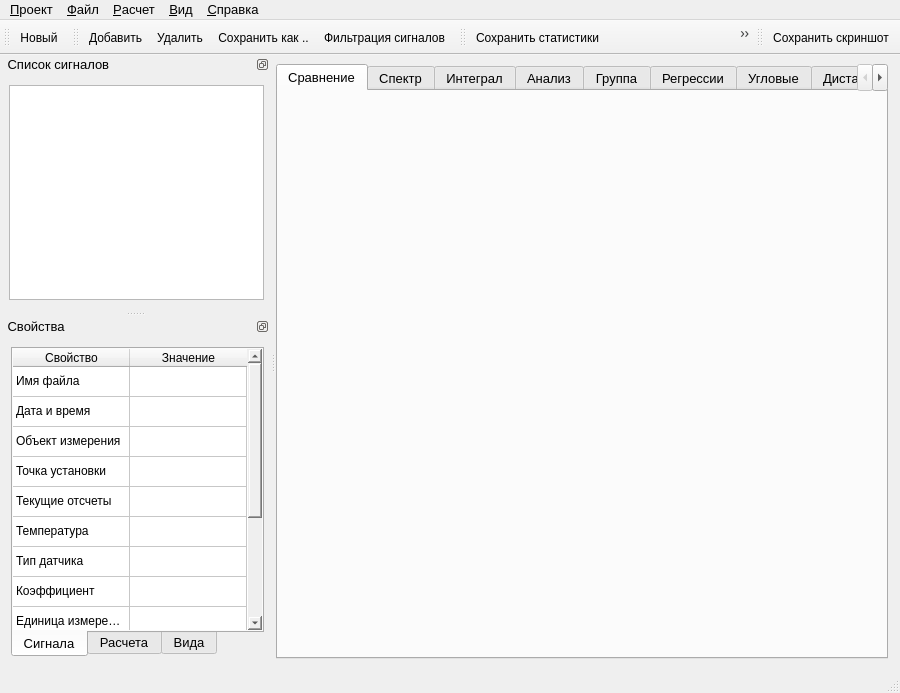
First picture: the form in gui/MainWindow.ui, repository Qinterfly/EvalSig, before the edit.
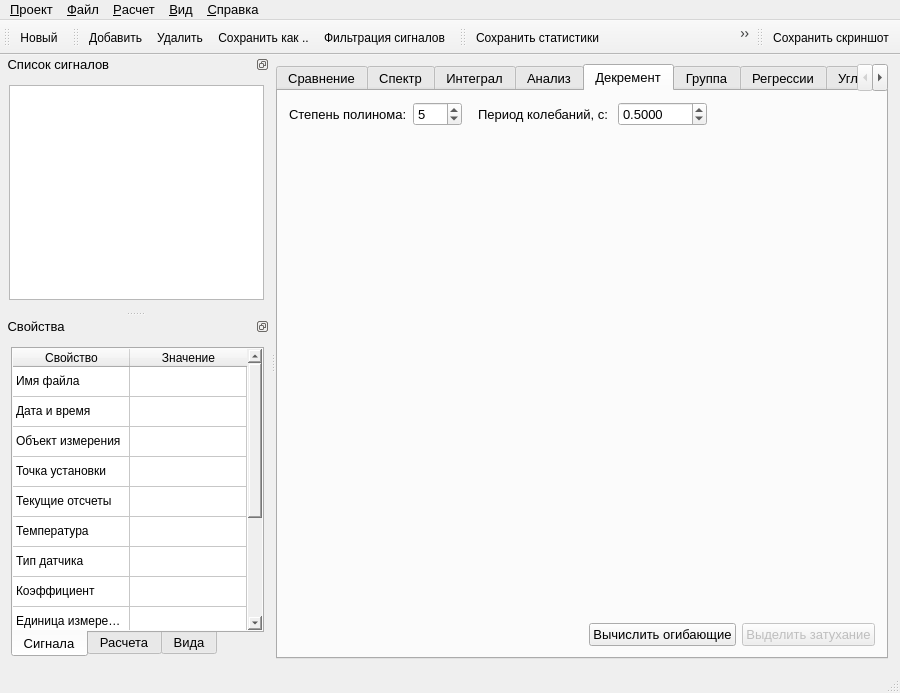
Second picture: the form after the edit. Icons and pictures are not drawn. Custom widgets are drawn as their Qt base class.

```diff
--- a/gui/MainWindow.ui
+++ b/gui/MainWindow.ui
@@ -62,7 +62,7 @@
          </font>
         </property>
         <property name="currentIndex">
-         <number>0</number>
+         <number>4</number>
         </property>
         <widget class="QWidget" name="tabCompare">
          <attribute name="title">
@@ -700,6 +700,139 @@
           </item>
          </layout>
         </widget>
+        <widget class="QWidget" name="tabDecay">
+         <attribute name="title">
+          <string>Декремент</string>
+         </attribute>
+         <layout class="QVBoxLayout" name="verticalLayout_8">
+          <item>
+           <layout class="QHBoxLayout" name="layoutDecayParameters">
+            <item>
+             <widget class="QLabel" name="labelPolynominalDegree">
+              <property name="text">
+               <string>Степень полинома:</string>
+              </property>
+             </widget>
+            </item>
+            <item>
+             <widget class="QSpinBox" name="spinBoxPolynominalDegree">
+              <property name="minimum">
+               <number>1</number>
+              </property>
+              <property name="maximum">
+               <number>100</number>
+              </property>
+              <property name="stepType">
+               <enum>QAbstractSpinBox::AdaptiveDecimalStepType</enum>
+              </property>
+              <property name="value">
+               <number>5</number>
+              </property>
+             </widget>
+            </item>
+            <item>
+             <spacer name="spacePlaceHolder">
+              <property name="orientation">
+               <enum>Qt::Horizontal</enum>
+              </property>
+              <property name="sizeType">
+               <enum>QSizePolicy::Fixed</enum>
+              </property>
+              <property name="sizeHint" stdset="0">
+               <size>
+                <width>10</width>
+                <height>20</height>
+               </size>
+              </property>
+             </spacer>
+            </item>
+            <item>
+             <widget class="QLabel" name="labelOscillationPeriod">
+              <property name="text">
+               <string>Период колебаний, с: </string>
+              </property>
+             </widget>
+            </item>
+            <item>
+             <widget class="QDoubleSpinBox" name="spinBoxOscillationPeriod">
+              <property name="decimals">
+               <number>4</number>
+              </property>
+              <property name="minimum">
+               <double>0.000100000000000</double>
+              </property>
+              <property name="maximum">
+               <double>1000.000000000000000</double>
+              </property>
+              <property name="stepType">
+               <enum>QAbstractSpinBox::AdaptiveDecimalStepType</enum>
+              </property>
+              <property name="value">
+               <double>0.500000000000000</double>
+              </property>
+             </widget>
+            </item>
+            <item>
+             <spacer name="spacerDecayParameters">
+              <property name="orientation">
+               <enum>Qt::Horizontal</enum>
+              </property>
+              <property name="sizeHint" stdset="0">
+               <size>
+                <width>40</width>
+                <height>20</height>
+               </size>
+              </property>
+             </spacer>
+            </item>
+           </layout>
+          </item>
+          <item>
+           <widget class="QCustomPlotZoom" name="decayPlot" native="true">
+            <property name="sizePolicy">
+             <sizepolicy hsizetype="Expanding" vsizetype="Expanding">
+              <horstretch>0</horstretch>
+              <verstretch>0</verstretch>
+             </sizepolicy>
+            </property>
+           </widget>
+          </item>
+          <item>
+           <layout class="QHBoxLayout" name="layoutDetectDecay">
+            <item>
+             <spacer name="spacerDetectDecay">
+              <property name="orientation">
+               <enum>Qt::Horizontal</enum>
+              </property>
+              <property name="sizeHint" stdset="0">
+               <size>
+                <width>40</width>
+                <height>20</height>
+               </size>
+              </property>
+             </spacer>
+            </item>
+            <item>
+             <widget class="QPushButton" name="pushButtonCalculateEnvelope">
+              <property name="text">
+               <string>Вычислить огибающие</string>
+              </property>
+             </widget>
+            </item>
+            <item>
+             <widget class="QPushButton" name="pushButtonDetectDecay">
+              <property name="enabled">
+               <bool>false</bool>
+              </property>
+              <property name="text">
+               <string>Выделить затухание</string>
+              </property>
+             </widget>
+            </item>
+           </layout>
+          </item>
+         </layout>
+        </widget>
         <widget class="QWidget" name="tabGroup">
          <attribute name="title">
           <string>Группа</string>
```
